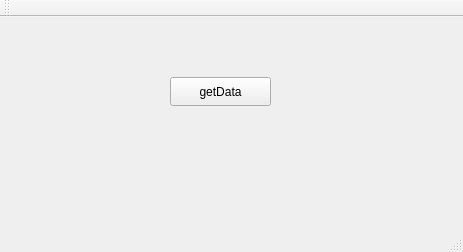
Qt form QtTcpClientConsumer/mainwindow.ui (igorcbrito/projeto_ip) before a commit.
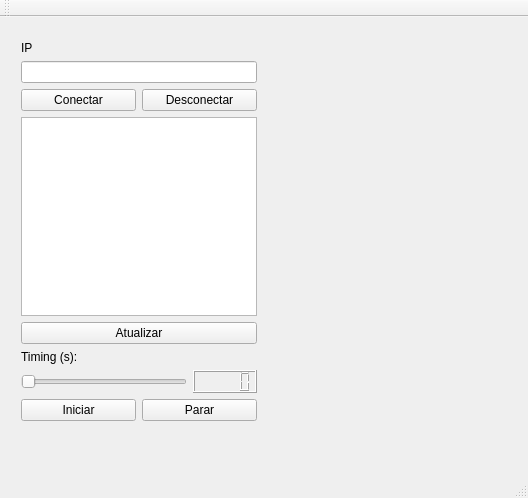
The same form after that commit.

The edit to the form file:
```diff
--- a/QtTcpClientConsumer/mainwindow.ui
+++ b/QtTcpClientConsumer/mainwindow.ui
@@ -6,26 +6,119 @@
    <rect>
     <x>0</x>
     <y>0</y>
-    <width>463</width>
-    <height>252</height>
+    <width>528</width>
+    <height>498</height>
    </rect>
   </property>
   <property name="windowTitle">
    <string>MainWindow</string>
   </property>
   <widget class="QWidget" name="centralWidget">
-   <widget class="QPushButton" name="pushButtonGet">
+   <widget class="QWidget" name="widget" native="true">
     <property name="geometry">
      <rect>
-      <x>170</x>
-      <y>60</y>
-      <width>101</width>
-      <height>29</height>
+      <x>280</x>
+      <y>10</y>
+      <width>241</width>
+      <height>421</height>
      </rect>
     </property>
-    <property name="text">
-     <string>getData</string>
+   </widget>
+   <widget class="QWidget" name="">
+    <property name="geometry">
+     <rect>
+      <x>10</x>
+      <y>13</y>
+      <width>258</width>
+      <height>422</height>
+     </rect>
     </property>
+    <layout class="QVBoxLayout" name="verticalLayout">
+     <item>
+      <widget class="QLabel" name="labelIP">
+       <property name="text">
+        <string>IP</string>
+       </property>
+      </widget>
+     </item>
+     <item>
+      <widget class="QLineEdit" name="lineEdit"/>
+     </item>
+     <item>
+      <layout class="QHBoxLayout" name="horizontalLayout">
+       <item>
+        <widget class="QPushButton" name="pushButtonConnect">
+         <property name="text">
+          <string>Conectar</string>
+         </property>
+        </widget>
+       </item>
+       <item>
+        <widget class="QPushButton" name="pushButtonDisconnect">
+         <property name="text">
+          <string>Desconectar</string>
+         </property>
+        </widget>
+       </item>
+      </layout>
+     </item>
+     <item>
+      <widget class="QListWidget" name="listWidget"/>
+     </item>
+     <item>
+      <widget class="QPushButton" name="pushButtonUpdate">
+       <property name="text">
+        <string>Atualizar</string>
+       </property>
+      </widget>
+     </item>
+     <item>
+      <widget class="QLabel" name="labelTiming">
+       <property name="text">
+        <string>Timing (s):</string>
+       </property>
+      </widget>
+     </item>
+     <item>
+      <layout class="QHBoxLayout" name="horizontalLayout_3">
+       <item>
+        <widget class="QSlider" name="horizontalSlider">
+         <property name="orientation">
+          <enum>Qt::Horizontal</enum>
+         </property>
+        </widget>
+       </item>
+       <item>
+        <widget class="QLCDNumber" name="lcdNumber"/>
+       </item>
+      </layout>
+     </item>
+     <item>
+      <layout class="QHBoxLayout" name="horizontalLayout_2">
+       <item>
+        <widget class="QPushButton" name="pushButtonStart">
+         <property name="text">
+          <string>Iniciar</string>
+         </property>
+        </widget>
+       </item>
+       <item>
+        <widget class="QPushButton" name="pushButtonStop">
+         <property name="text">
+          <string>Parar</string>
+         </property>
+        </widget>
+       </item>
+      </layout>
+     </item>
+     <item>
+      <widget class="QLabel" name="labelStatus">
+       <property name="text">
+        <string/>
+       </property>
+      </widget>
+     </item>
+    </layout>
    </widget>
   </widget>
   <widget class="QMenuBar" name="menuBar">
```
Left out of the diff: 23 changed lines with no effect on the pictures.
